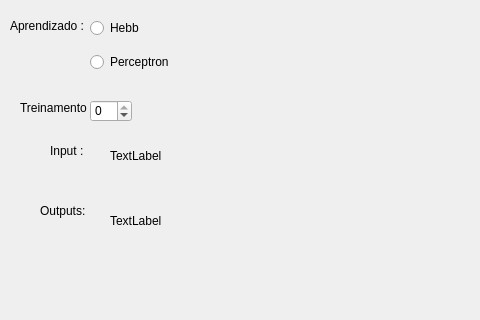
Er1ckS1lva/ia-cc-2020-2-ErickSilva, file 5_Gui_Hebb_Perceptron/Ui/layout.ui: the form before one commit; both pictures show x 0 to 480 and y 0 to 320 of the 786 by 548 pixel window.
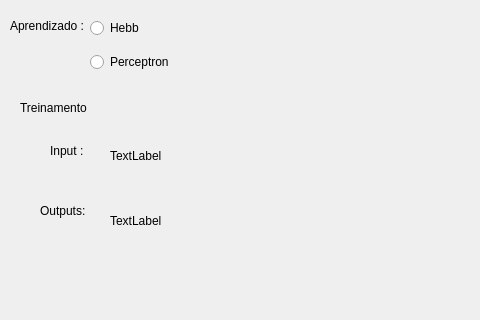
The form after the commit.

Patch:
```diff
--- a/5_Gui_Hebb_Perceptron/Ui/layout.ui
+++ b/5_Gui_Hebb_Perceptron/Ui/layout.ui
@@ -268,22 +268,6 @@
      <string>Epocas = </string>
     </property>
    </widget>
-   <widget class="QSpinBox" name="treinos_values">
-    <property name="geometry">
-     <rect>
-      <x>90</x>
-      <y>100</y>
-      <width>42</width>
-      <height>22</height>
-     </rect>
-    </property>
-    <property name="minimum">
-     <number>-1</number>
-    </property>
-    <property name="maximum">
-     <number>0</number>
-    </property>
-   </widget>
   </widget>
   <widget class="QMenuBar" name="menubar">
    <property name="geometry">
```
Left out of the diff: 6 changed lines with no effect on the pictures.
